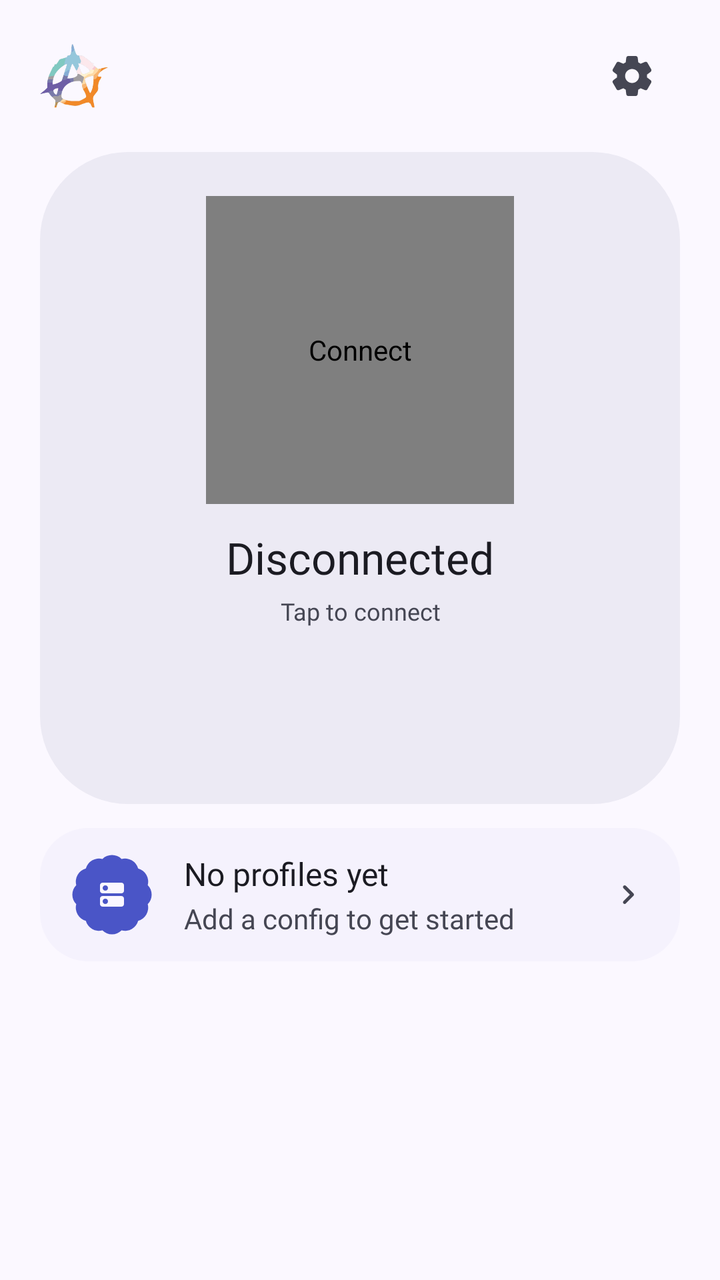
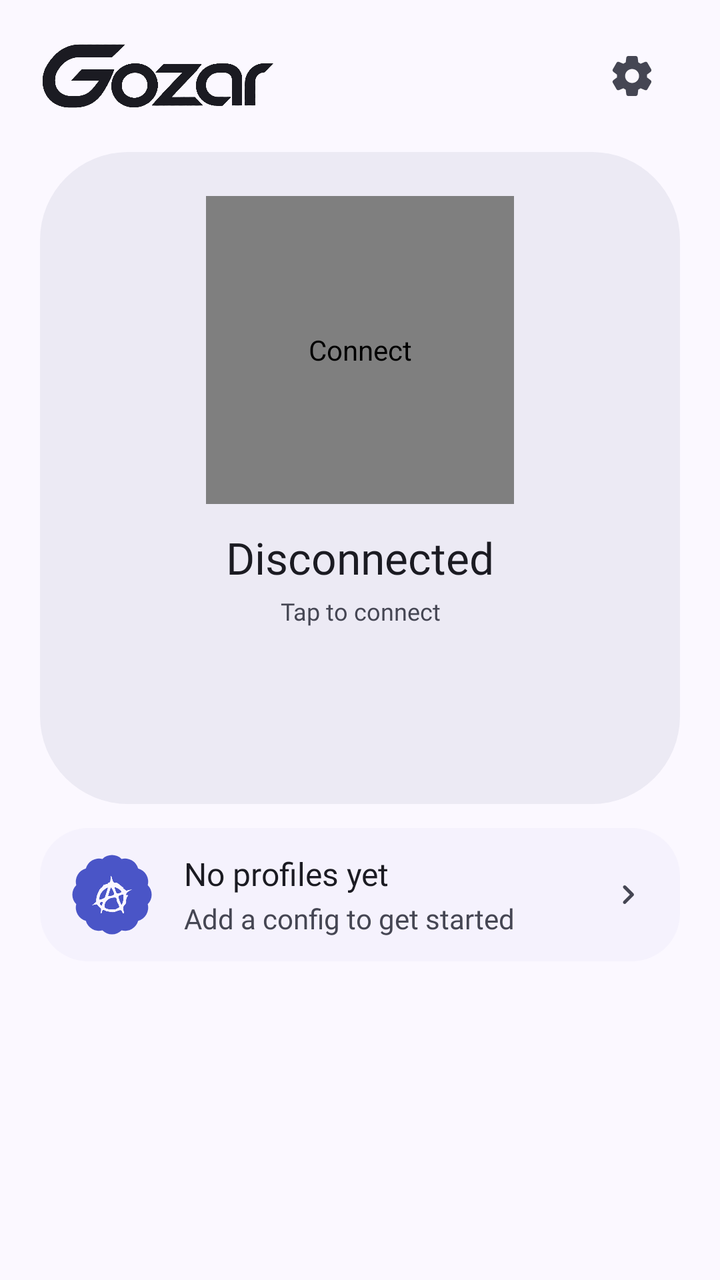

The first picture is an Android layout as it rendered before a commit; the second is the same layout after the commit. The layout source and the unified diff follow.
<!-- AndroidManifest.xml: application theme AppTheme -->
<!-- res/layout/activity_main.xml -->
<?xml version="1.0" encoding="utf-8"?>
<androidx.core.widget.NestedScrollView xmlns:android="http://schemas.android.com/apk/res/android"
    xmlns:app="http://schemas.android.com/apk/res-auto"
    android:layout_width="match_parent"
    android:layout_height="match_parent"
    android:clipToPadding="false"
    android:fillViewport="true"
    android:scrollbars="none">

    <LinearLayout
        android:layout_width="match_parent"
        android:layout_height="wrap_content"
        android:orientation="vertical"
        android:paddingStart="@dimen/screen_gutter"
        android:paddingTop="@dimen/sp_s"
        android:paddingEnd="@dimen/screen_gutter"
        android:paddingBottom="@dimen/sp_xxl">

        <LinearLayout
            android:layout_width="match_parent"
            android:layout_height="60dp"
            android:gravity="center_vertical"
            android:orientation="horizontal">

            <ImageView
                android:layout_width="wrap_content"
                android:layout_height="@dimen/logo_height"
                android:adjustViewBounds="true"
                android:contentDescription="@string/app_name"
                android:scaleType="fitStart"
                android:src="@drawable/amnezia_mark" />

            <View
                android:layout_width="0dp"
                android:layout_height="1dp"
                android:layout_weight="1" />

            <ImageView
                android:id="@+id/btnSettingsTop"
                android:layout_width="48dp"
                android:layout_height="48dp"
                android:background="?attr/selectableItemBackgroundBorderless"
                android:contentDescription="@string/settings"
                android:padding="12dp"
                android:src="@drawable/ic_settings"
                app:tint="?attr/colorOnSurfaceVariant" />
        </LinearLayout>

        
        <FrameLayout
            android:layout_width="match_parent"
            android:layout_height="wrap_content"
            android:layout_marginTop="@dimen/sp_s"
            android:background="@drawable/home_hero_card"
            android:minHeight="326dp">

            <LinearLayout
                android:id="@+id/connectionPanel"
                android:layout_width="match_parent"
                android:layout_height="wrap_content"
                android:gravity="center_horizontal"
                android:orientation="vertical"
                android:paddingStart="@dimen/sp_l"
                android:paddingTop="22dp"
                android:paddingEnd="@dimen/sp_l"
                android:paddingBottom="20dp">

                <com.gozarwg.ConnectControl
                    android:id="@+id/connectButton"
                    android:layout_width="154dp"
                    android:layout_height="154dp"
                    android:contentDescription="@string/connect" />

                <TextView
                    android:id="@+id/tvStatus"
                    android:layout_width="wrap_content"
                    android:layout_height="wrap_content"
                    android:layout_marginTop="@dimen/sp_m"
                    android:gravity="center"
                    android:text="@string/status_off"
                    android:textAppearance="@style/TextAppearance.Gozar.TitleLarge"
                    android:textColor="@color/m3_on_surface" />

                <com.gozarwg.ConnectionPulse
                    android:id="@+id/connectionPulse"
                    android:layout_width="156dp"
                    android:layout_height="10dp"
                    android:layout_marginTop="6dp"
                    android:visibility="gone" />

                <TextView
                    android:id="@+id/tvAction"
                    android:layout_width="wrap_content"
                    android:layout_height="wrap_content"
                    android:layout_marginTop="4dp"
                    android:gravity="center"
                    android:text="@string/tap_connect"
                    android:textAppearance="@style/TextAppearance.Gozar.BodySmall"
                    android:textColor="@color/m3_on_surface_variant" />

                <LinearLayout
                    android:id="@+id/connectionInfo"
                    android:layout_width="match_parent"
                    android:layout_height="wrap_content"
                    android:layout_marginTop="@dimen/sp_m"
                    android:gravity="center_horizontal"
                    android:orientation="vertical"
                    android:visibility="gone">

                    <LinearLayout
                        android:layout_width="wrap_content"
                        android:layout_height="wrap_content"
                        android:gravity="center_vertical"
                        android:orientation="horizontal">

                        <com.gozarwg.CountryFlagView
                            android:id="@+id/ivFlag"
                            android:layout_width="24dp"
                            android:layout_height="24dp"
                            android:contentDescription="@string/location"
                            android:visibility="gone" />

                        <TextView
                            android:id="@+id/tvIp"
                            android:layout_width="wrap_content"
                            android:layout_height="wrap_content"
                            android:layout_marginStart="@dimen/sp_s"
                            android:includeFontPadding="false"
                            android:maxLines="1"
                            android:textAppearance="@style/TextAppearance.Gozar.TitleSmall"
                            android:textColor="@color/m3_on_surface"
                            android:textDirection="ltr" />

                        <com.gozarwg.RollingValueView
                            android:id="@+id/tvPing"
                            android:layout_width="wrap_content"
                            android:layout_height="wrap_content"
                            android:layout_marginStart="@dimen/sp_s"
                            android:includeFontPadding="false"
                            android:maxLines="1"
                            android:text="—"
                            android:textAppearance="@style/TextAppearance.Gozar.LabelMedium"
                            android:textColor="@color/m3_on_surface_variant"
                            android:textDirection="ltr" />
                    </LinearLayout>

                    <TextView
                        android:id="@+id/tvProvider"
                        android:layout_width="match_parent"
                        android:layout_height="wrap_content"
                        android:layout_marginTop="2dp"
                        android:ellipsize="end"
                        android:gravity="center"
                        android:maxLines="1"
                        android:textAppearance="@style/TextAppearance.Gozar.LabelMedium"
                        android:textColor="@color/m3_on_surface_variant" />
                </LinearLayout>
            </LinearLayout>

            <ImageView
                android:id="@+id/btnMap"
                android:layout_width="48dp"
                android:layout_height="48dp"
                android:layout_gravity="top|end"
                android:layout_marginTop="14dp"
                android:layout_marginEnd="14dp"
                android:background="@drawable/bg_map_button"
                android:contentDescription="@string/open_live_map"
                android:padding="12dp"
                android:src="@drawable/ic_map"
                android:visibility="gone"
                app:tint="?attr/colorOnSurface" />
        </FrameLayout>

        
        <LinearLayout
            android:id="@+id/profileCard"
            style="@style/Gozar.Row"
            android:layout_marginTop="@dimen/sp_m">

            <ImageView
                android:id="@+id/profileTile"
                android:layout_width="@dimen/tile_size"
                android:layout_height="@dimen/tile_size"
                android:background="@drawable/frame_burst"
                android:backgroundTint="@color/tile_container"
                android:contentDescription="@string/select_profile"
                android:padding="12dp"
                android:src="@drawable/ic_dns"
                app:tint="@color/tile_on_container" />

            <LinearLayout style="@style/Gozar.Row.Text">

                <TextView
                    android:id="@+id/tvCurrentName"
                    style="@style/Gozar.Row.Title"
                    android:ellipsize="end"
                    android:maxLines="1"
                    android:text="@string/empty_title" />

                <TextView
                    android:id="@+id/tvCurrentMeta"
                    style="@style/Gozar.Row.Subtitle"
                    android:maxLines="1"
                    android:text="@string/empty_desc" />
            </LinearLayout>

            <ImageView
                style="@style/Gozar.Row.Chevron"
                android:contentDescription="@string/select_profile" />
        </LinearLayout>

        <LinearLayout
            android:id="@+id/statsRow"
            android:layout_width="match_parent"
            android:layout_height="wrap_content"
            android:layout_marginTop="@dimen/sp_l"
            android:baselineAligned="false"
            android:gravity="center_vertical"
            android:orientation="horizontal"
            android:visibility="gone">

            <LinearLayout
                android:layout_width="0dp"
                android:layout_height="wrap_content"
                android:layout_weight="1"
                android:gravity="center_horizontal"
                android:orientation="vertical">

                <ImageView
                    android:layout_width="60dp"
                    android:layout_height="60dp"
                    android:background="@drawable/frame_puff"
                    android:backgroundTint="@color/tile_container"
                    android:contentDescription="@string/download"
                    android:padding="16dp"
                    android:src="@drawable/ic_down"
                    app:tint="@color/tile_on_container" />

                <com.gozarwg.RollingValueView
                    android:id="@+id/tvDown"
                    android:layout_width="match_parent"
                    android:layout_height="wrap_content"
                    android:ellipsize="end"
                    android:gravity="center"
                    android:includeFontPadding="false"
                    android:maxLines="1"
                    android:text="0 B/s"
                    android:textAppearance="@style/TextAppearance.Gozar.TitleMedium"
                    android:textColor="@color/metric_number"
                    android:textDirection="ltr" />

                <TextView
                    android:id="@+id/tvDownLabel"
                    android:layout_width="match_parent"
                    android:layout_height="wrap_content"
                    android:gravity="center"
                    android:maxLines="1"
                    android:text="@string/download"
                    android:textAppearance="@style/TextAppearance.Gozar.LabelSmall"
                    android:textColor="@color/metric_label" />
            </LinearLayout>

            <LinearLayout
                android:layout_width="0dp"
                android:layout_height="wrap_content"
                android:layout_weight="1"
                android:gravity="center_horizontal"
                android:orientation="vertical">

                <ImageView
                    android:layout_width="60dp"
                    android:layout_height="60dp"
                    android:background="@drawable/frame_gem"
                    android:backgroundTint="@color/m3_primary"
                    android:contentDescription="@string/upload"
                    android:padding="16dp"
                    android:src="@drawable/ic_up"
                    app:tint="@color/m3_on_primary" />

                <com.gozarwg.RollingValueView
                    android:id="@+id/tvUp"
                    android:layout_width="match_parent"
                    android:layout_height="wrap_content"
                    android:ellipsize="end"
                    android:gravity="center"
                    android:includeFontPadding="false"
                    android:maxLines="1"
                    android:text="0 B/s"
                    android:textAppearance="@style/TextAppearance.Gozar.TitleMedium"
                    android:textColor="@color/metric_number"
                    android:textDirection="ltr" />

                <TextView
                    android:id="@+id/tvUpLabel"
                    android:layout_width="match_parent"
                    android:layout_height="wrap_content"
                    android:gravity="center"
                    android:maxLines="1"
                    android:text="@string/upload"
                    android:textAppearance="@style/TextAppearance.Gozar.LabelSmall"
                    android:textColor="@color/metric_label" />
            </LinearLayout>

            <LinearLayout
                android:layout_width="0dp"
                android:layout_height="wrap_content"
                android:layout_weight="1"
                android:gravity="center_horizontal"
                android:orientation="vertical">

                <ImageView
                    android:layout_width="60dp"
                    android:layout_height="60dp"
                    android:background="@drawable/frame_hex"
                    android:backgroundTint="@color/m3_tertiary_container"
                    android:contentDescription="@string/total"
                    android:padding="16dp"
                    android:src="@drawable/ic_data"
                    app:tint="@color/m3_on_tertiary_container" />

                <com.gozarwg.RollingValueView
                    android:id="@+id/tvTotal"
                    android:layout_width="match_parent"
                    android:layout_height="wrap_content"
                    android:ellipsize="end"
                    android:gravity="center"
                    android:includeFontPadding="false"
                    android:maxLines="1"
                    android:text="0 B"
                    android:textAppearance="@style/TextAppearance.Gozar.TitleMedium"
                    android:textColor="@color/metric_number"
                    android:textDirection="ltr" />

                <TextView
                    android:id="@+id/tvTotalLabel"
                    android:layout_width="match_parent"
                    android:layout_height="wrap_content"
                    android:gravity="center"
                    android:maxLines="1"
                    android:text="@string/total"
                    android:textAppearance="@style/TextAppearance.Gozar.LabelSmall"
                    android:textColor="@color/metric_label" />
            </LinearLayout>

            <LinearLayout
                android:layout_width="0dp"
                android:layout_height="wrap_content"
                android:layout_weight="1"
                android:gravity="center_horizontal"
                android:orientation="vertical">

                <ImageView
                    android:layout_width="60dp"
                    android:layout_height="60dp"
                    android:background="@drawable/frame_flower"
                    android:backgroundTint="@color/m3_secondary_container"
                    android:contentDescription="@string/handshake"
                    android:padding="16dp"
                    android:src="@drawable/ic_sync"
                    app:tint="@color/m3_on_secondary_container" />

                <com.gozarwg.RollingValueView
                    android:id="@+id/tvHandshake"
                    android:layout_width="match_parent"
                    android:layout_height="wrap_content"
                    android:ellipsize="end"
                    android:gravity="center"
                    android:includeFontPadding="false"
                    android:maxLines="1"
                    android:text="@string/now"
                    android:textAppearance="@style/TextAppearance.Gozar.TitleMedium"
                    android:textColor="@color/metric_number"
                    android:textDirection="ltr" />

                <TextView
                    android:id="@+id/tvHandshakeLabel"
                    android:layout_width="match_parent"
                    android:layout_height="wrap_content"
                    android:gravity="center"
                    android:maxLines="1"
                    android:text="@string/hs_short"
                    android:textAppearance="@style/TextAppearance.Gozar.LabelSmall"
                    android:textColor="@color/metric_label" />
            </LinearLayout>
        </LinearLayout>
    </LinearLayout>
</androidx.core.widget.NestedScrollView>
<!-- resources referenced by this layout -->
<resources>
  <color name="m3_on_primary">#FFFFFF</color>
  <color name="m3_on_secondary_container">#0D113B</color>
  <color name="m3_on_surface">#1B1B22</color>
  <color name="m3_on_surface_variant">#454653</color>
  <color name="m3_on_tertiary_container">#FFF7F5</color>
  <color name="m3_primary">#2F3AAD</color>
  <color name="m3_secondary_container">#8B8EBE</color>
  <color name="m3_tertiary_container">#A74201</color>
  <color name="metric_label">#454653</color>
  <color name="metric_number">#1B1B22</color>
  <color name="tile_container">#4A55C7</color>
  <color name="tile_on_container">#FAF7FF</color>
  <dimen name="logo_height">34dp</dimen>
  <dimen name="screen_gutter">20dp</dimen>
  <dimen name="sp_l">16dp</dimen>
  <dimen name="sp_m">12dp</dimen>
  <dimen name="sp_s">8dp</dimen>
  <dimen name="sp_xxl">24dp</dimen>
  <dimen name="tile_size">40dp</dimen>
  <!-- drawable ic_dns (drawable) -->
  <vector xmlns:android="http://schemas.android.com/apk/res/android"
      android:width="24dp"
      android:height="24dp"
      android:viewportWidth="24"
      android:viewportHeight="24">
    <path
        android:fillColor="#FF000000"
        android:pathData="M19,13H5c-1.1,0 -2,0.9 -2,2v4c0,1.1 0.9,2 2,2h14c1.1,0 2,-0.9 2,-2v-4c0,-1.1 -0.9,-2 -2,-2zM7,19c-1.1,0 -2,-0.9 -2,-2s0.9,-2 2,-2 2,0.9 2,2 -0.9,2 -2,2zM19,3H5c-1.1,0 -2,0.9 -2,2v4c0,1.1 0.9,2 2,2h14c1.1,0 2,-0.9 2,-2V5c0,-1.1 -0.9,-2 -2,-2zM7,9c-1.1,0 -2,-0.9 -2,-2s0.9,-2 2,-2 2,0.9 2,2 -0.9,2 -2,2z"/>
  </vector>
  <string name="app_name">GozarWG</string>
  <string name="connect">Connect</string>
  <string name="download">Download</string>
  <string name="empty_desc">Add a config to get started</string>
  <string name="empty_title">No profiles yet</string>
  <string name="handshake">Last handshake</string>
  <string name="hs_short">Handshake</string>
  <string name="location">Location</string>
  <string name="now">now</string>
  <string name="open_live_map">Open route map</string>
  <string name="select_profile">Choose a profile</string>
  <string name="settings">Settings</string>
  <string name="status_off">Disconnected</string>
  <string name="tap_connect">Tap to connect</string>
  <string name="total">Total</string>
  <string name="upload">Upload</string>
  <color name="m3_surface_container_highest">#DBD9E3</color>
  <color name="m3_surface_container_high">#E3E1EB</color>
  <color name="m3_surface_container">#ECEAF4</color>
  <dimen name="row_gap">8dp</dimen>
  <dimen name="row_height">64dp</dimen>
  <dimen name="row_pad_start">16dp</dimen>
  <dimen name="row_pad_end">16dp</dimen>
  <color name="m3_primary_container">#4A55C7</color>
  <color name="m3_on_primary_container">#FAF7FF</color>
  <color name="m3_inverse_primary">#BDC2FF</color>
  <color name="m3_secondary">#424671</color>
  <color name="m3_on_secondary">#FFFFFF</color>
  <color name="m3_tertiary">#7F3000</color>
  <color name="m3_on_tertiary">#FFFFFF</color>
  <color name="m3_error">#98000A</color>
  <color name="m3_on_error">#FFFFFF</color>
  <color name="m3_error_container">#FF574B</color>
  <color name="m3_on_error_container">#360001</color>
  <color name="m3_surface">#FBF8FF</color>
  <color name="m3_surface_variant">#E2E1F2</color>
  <color name="m3_surface_container_lowest">#FFFFFF</color>
  <color name="m3_surface_container_low">#F5F2FD</color>
  <color name="m3_surface_bright">#FBF8FF</color>
  <color name="m3_surface_dim">#D1CFD9</color>
  <color name="m3_inverse_surface">#303037</color>
  <color name="m3_inverse_on_surface">#F2EFFA</color>
  <color name="m3_outline">#636372</color>
  <color name="m3_outline_variant">#9190A0</color>
  <color name="m3_ripple">#12000000</color>
  <style name="ShapeAppearance.Gozar.Small" parent="">
          <item name="cornerFamily">rounded</item>
          <item name="cornerSize">12dp</item>
      </style>
  <style name="ShapeAppearance.Gozar.Large" parent="">
          <item name="cornerFamily">rounded</item>
          <item name="cornerSize">24dp</item>
      </style>
  <!-- unchanged entries left out for length: 47 -->
</resources>

<!-- the commit's change to res/layout/activity_main.xml (unified diff, before → after) -->
@@ -28,7 +28,8 @@
                 android:adjustViewBounds="true"
                 android:contentDescription="@string/app_name"
                 android:scaleType="fitStart"
-                android:src="@drawable/amnezia_mark" />
+                android:src="@drawable/logo"
+                app:tint="?attr/colorOnSurface" />
 
             <View
                 android:layout_width="0dp"
@@ -185,8 +186,9 @@
                 android:background="@drawable/frame_burst"
                 android:backgroundTint="@color/tile_container"
                 android:contentDescription="@string/select_profile"
-                android:padding="12dp"
-                android:src="@drawable/ic_dns"
+                android:padding="10dp"
+                android:scaleType="fitCenter"
+                android:src="@drawable/amnezia_mark"
                 app:tint="@color/tile_on_container" />
 
             <LinearLayout style="@style/Gozar.Row.Text">
<!-- resource entries referenced after the edit -->
@@ -19,16 +19,7 @@
   <dimen name="sp_s">8dp</dimen>
   <dimen name="sp_xxl">24dp</dimen>
   <dimen name="tile_size">40dp</dimen>
-  <!-- drawable ic_dns (drawable) -->
-  <vector xmlns:android="http://schemas.android.com/apk/res/android"
-      android:width="24dp"
-      android:height="24dp"
-      android:viewportWidth="24"
-      android:viewportHeight="24">
-    <path
-        android:fillColor="#FF000000"
-        android:pathData="M19,13H5c-1.1,0 -2,0.9 -2,2v4c0,1.1 0.9,2 2,2h14c1.1,0 2,-0.9 2,-2v-4c0,-1.1 -0.9,-2 -2,-2zM7,19c-1.1,0 -2,-0.9 -2,-2s0.9,-2 2,-2 2,0.9 2,2 -0.9,2 -2,2zM19,3H5c-1.1,0 -2,0.9 -2,2v4c0,1.1 0.9,2 2,2h14c1.1,0 2,-0.9 2,-2V5c0,-1.1 -0.9,-2 -2,-2zM7,9c-1.1,0 -2,-0.9 -2,-2s0.9,-2 2,-2 2,0.9 2,2 -0.9,2 -2,2z"/>
-  </vector>
+  <!-- drawable logo: png bitmap (drawable-night-nodpi, 14600 bytes) -->
   <string name="app_name">GozarWG</string>
   <string name="connect">Connect</string>
   <string name="download">Download</string>
